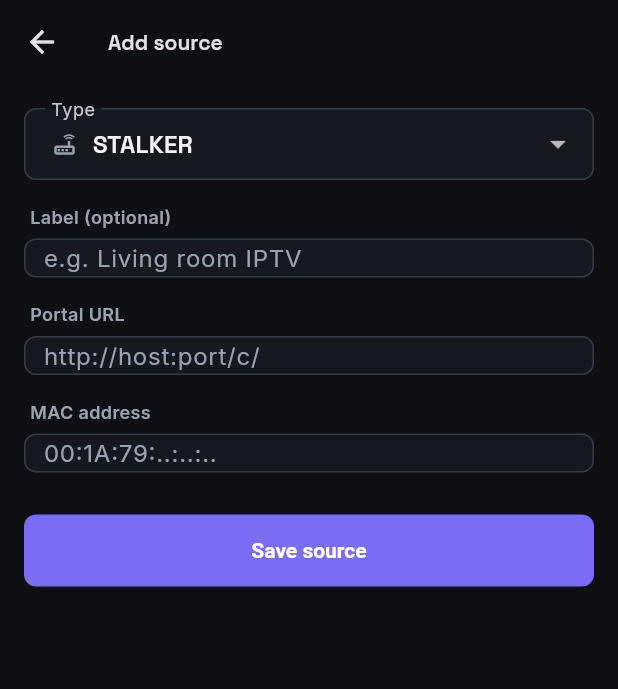
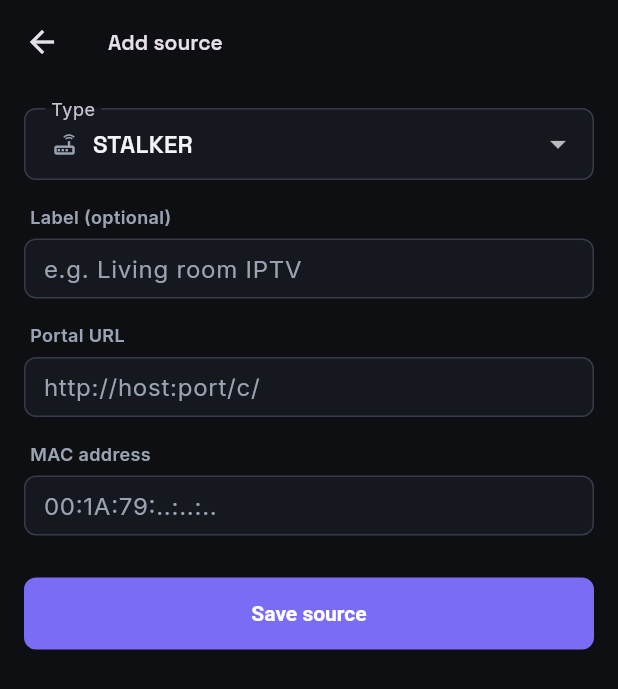
Before and after one commit to GCHOfficial/iptvs, a Flutter app: the EditSourceScreen screen opened directly with empty values, on a phone screen of 412 x 824 dp. Shown: the top 689 px of the screen. Run offline on Flutter 3.47's test engine with Material 3 defaults, Android fonts, the phone set to English and light mode, and no system bars; our stand-ins replace cached_network_image, flutter_secure_storage, google_fonts, sqflite_common_ffi, supabase_flutter; missing offline and left inert: media_kit, media_kit_video; accounts and stored records are empty.

Commit message:
fix(ui): fuller-height text fields with password visibility, bigger continue-watching cards (#77)
TvTextField defaulted to a content-hugging height everywhere except the
channel search box, so every credential field (Xtream/Stalker source setup,
TMDB/TVDB/MDBList keys) rendered noticeably thinner than the search box.
It now defaults to the same 40px height. Obscured fields also gain a
built-in show/hide toggle, since there was previously no way to check a
password for typos without a physical keyboard.

The "Continue watching" rail's tiles were undersized and their title text
was low-contrast/tiny (11px, textLo), unreadable on phones. Tiles are now
larger, the title is high-contrast and can wrap to two lines, and each
card gains a season/episode and remaining-time subtitle plus a Netflix-style
progress bar overlaid on the poster.

```diff
--- a/lib/widgets/tv_text_field.dart
+++ b/lib/widgets/tv_text_field.dart
@@ -16,6 +16,11 @@ import '../theme.dart';
 /// or Back exits edit mode and returns focus to the cell so navigation resumes.
 /// The inner field is removed from traversal ([ExcludeFocus]) unless editing, so
 /// it can never become a trap.
+///
+/// Matches the channel list's search box height by default (`height: 40` there
+/// is redundant with this but kept explicit at that call site).
+const double kTvTextFieldHeight = 40.0;
+
 class TvTextField extends StatefulWidget {
   final TextEditingController controller;
   final String hintText;
@@ -58,6 +63,7 @@ class _TvTextFieldState extends State<TvTextField> {
   final FocusNode _fieldFocus = FocusNode(debugLabel: 'TvTextField.field');
   bool _editing = false;
   bool _cellFocused = false;
+  late bool _obscured = widget.obscureText;
 
   FocusNode get _effectiveCellFocus => widget.cellFocusNode ?? _cellFocus;
 
@@ -152,7 +158,7 @@ class _TvTextFieldState extends State<TvTextField> {
         child: GestureDetector(
           onTap: _enterEdit,
           child: Container(
-            height: widget.height,
+            height: widget.height ?? kTvTextFieldHeight,
             // Vertically centers the Row within a fixed-height cell.
             alignment: Alignment.centerLeft,
             decoration: BoxDecoration(
@@ -195,7 +201,7 @@ class _TvTextFieldState extends State<TvTextField> {
                         child: TextField(
                           controller: widget.controller,
                           focusNode: _fieldFocus,
-                          obscureText: widget.obscureText,
+                          obscureText: _obscured,
                           onChanged: widget.onChanged,
                           textInputAction: widget.textInputAction,
                           onSubmitted: (value) {
@@ -233,6 +239,19 @@ class _TvTextFieldState extends State<TvTextField> {
                         ),
                       ),
                     ),
+                    // Password/credential fields get a built-in show/hide toggle —
+                    // without it there's no way to spot a typo on a device with no
+                    // physical keyboard to arrow back over masked characters.
+                    if (widget.obscureText)
+                      IconButton(
+                        icon: Icon(
+                          _obscured ? Icons.visibility_off : Icons.visibility,
+                          size: 20,
+                        ),
+                        color: AppColors.textLo,
+                        tooltip: _obscured ? 'Show' : 'Hide',
+                        onPressed: () => setState(() => _obscured = !_obscured),
+                      ),
                     if (widget.suffixIcon != null)
                       Padding(
                         padding: const EdgeInsets.only(right: 4),
```
Also changed, not shown: lib/screens/media_tab_view.dart (+115 -18 lines).
